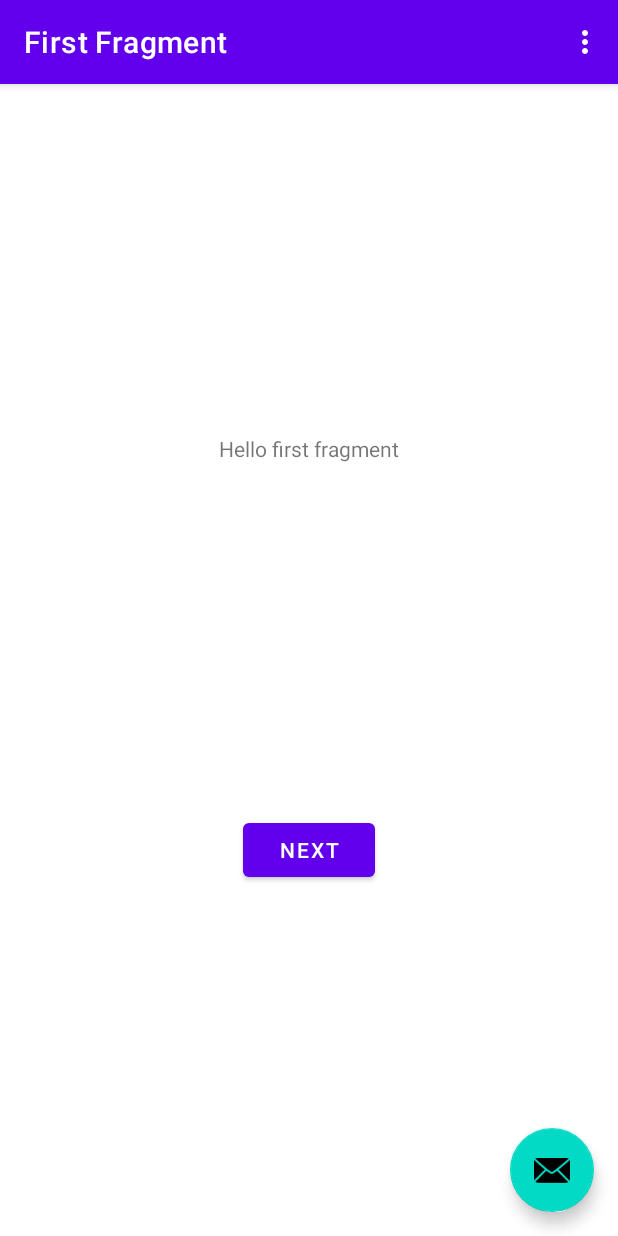
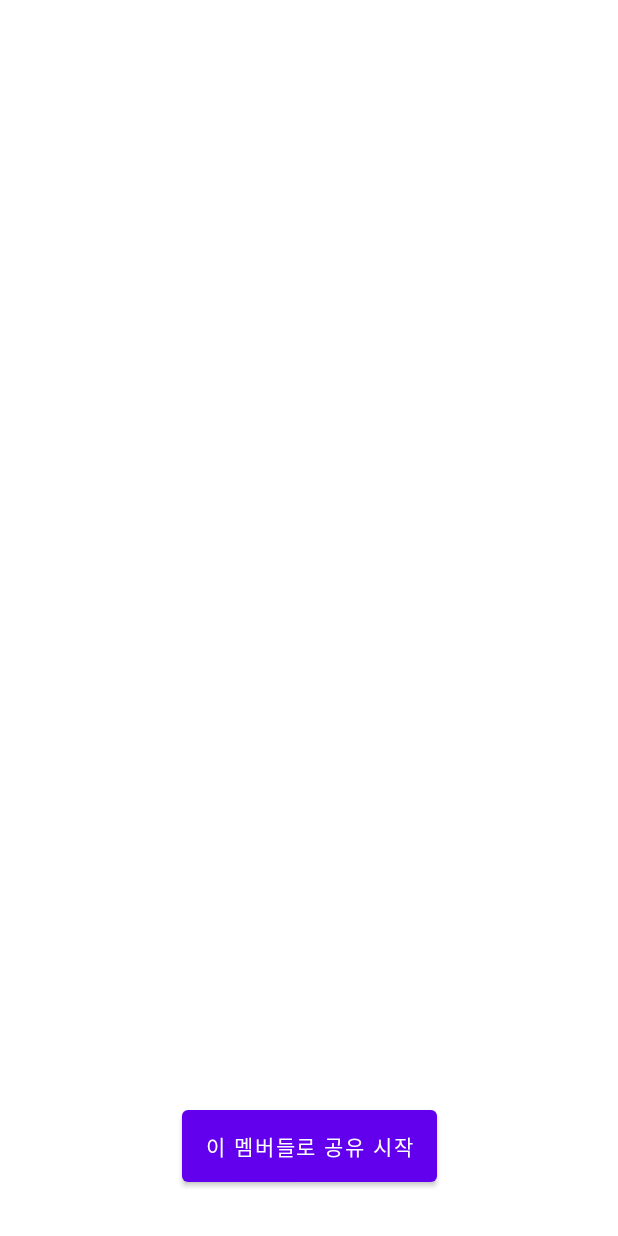
Before and after one commit to flowmiin/Picat, an Android app: the screen it shows after launch (MainActivity), on a phone screen of 412 x 824 dp. Run offline under Robolectric (Android 15) with nearby library versions, the phone set to English and light mode, and no system bars; our stand-ins replace navigation-ui.

Commit message:
chore : "갤러리 앱에서 사진 가져오기"

```diff
--- a/app/build.gradle
+++ b/app/build.gradle
@@ -46,4 +46,8 @@ dependencies {
     testImplementation 'junit:junit:4.13.2'
     androidTestImplementation 'androidx.test.ext:junit:1.1.4'
     androidTestImplementation 'androidx.test.espresso:espresso-core:3.5.0'
+
+    implementation 'androidx.recyclerview:recyclerview:1.2.1' // 리사이클러 뷰 선언
+    implementation 'com.github.bumptech.glide:glide:4.12.0' // Glide 사용하기
+    annotationProcessor 'com.github.bumptech.glide:compiler:4.12.0' // Glide 사용하기
 }
--- a/app/src/main/AndroidManifest.xml
+++ b/app/src/main/AndroidManifest.xml
@@ -1,6 +1,8 @@
 <?xml version="1.0" encoding="utf-8"?>
 <manifest xmlns:android="http://schemas.android.com/apk/res/android"
     xmlns:tools="http://schemas.android.com/tools">
+
+    <uses-permission android:name="android.permission.READ_EXTERNAL_STORAGE" />
 
     <application
         android:allowBackup="true"
@@ -27,6 +29,7 @@
                 android:name="android.app.lib_name"
                 android:value="" />
         </activity>
+        <activity android:name=".SharePictureActivity"></activity>
     </application>
 
 </manifest>
--- a/app/src/main/java/com/tumblers/picat/FirstFragment.kt
+++ /dev/null
@@ -1,44 +0,0 @@
-package com.tumblers.picat
-
-import android.os.Bundle
-import androidx.fragment.app.Fragment
-import android.view.LayoutInflater
-import android.view.View
-import android.view.ViewGroup
-import androidx.navigation.fragment.findNavController
-import com.tumblers.picat.databinding.FragmentFirstBinding
-
-/**
- * A simple [Fragment] subclass as the default destination in the navigation.
- */
-class FirstFragment : Fragment() {
-
-    private var _binding: FragmentFirstBinding? = null
-
-    // This property is only valid between onCreateView and
-    // onDestroyView.
-    private val binding get() = _binding!!
-
-    override fun onCreateView(
-        inflater: LayoutInflater, container: ViewGroup?,
-        savedInstanceState: Bundle?
-    ): View? {
-
-        _binding = FragmentFirstBinding.inflate(inflater, container, false)
-        return binding.root
-
-    }
-
-    override fun onViewCreated(view: View, savedInstanceState: Bundle?) {
-        super.onViewCreated(view, savedInstanceState)
-
-        binding.buttonFirst.setOnClickListener {
-            findNavController().navigate(R.id.action_FirstFragment_to_SecondFragment)
-        }
-    }
-
-    override fun onDestroyView() {
-        super.onDestroyView()
-        _binding = null
-    }
-}
--- a/app/src/main/java/com/tumblers/picat/MainActivity.kt
+++ b/app/src/main/java/com/tumblers/picat/MainActivity.kt
@@ -1,5 +1,6 @@
 package com.tumblers.picat
 
+import android.content.Intent
 import android.os.Bundle
 import com.google.android.material.snackbar.Snackbar
 import androidx.appcompat.app.AppCompatActivity
@@ -13,46 +14,15 @@ import com.tumblers.picat.databinding.ActivityMainBinding
 
 class MainActivity : AppCompatActivity() {
 
-    private lateinit var appBarConfiguration: AppBarConfiguration
-    private lateinit var binding: ActivityMainBinding
-
     override fun onCreate(savedInstanceState: Bundle?) {
         super.onCreate(savedInstanceState)
 
-        binding = ActivityMainBinding.inflate(layoutInflater)
+        val binding = ActivityMainBinding.inflate(layoutInflater)
         setContentView(binding.root)
 
-        setSupportActionBar(binding.toolbar)
-
-        val navController = findNavController(R.id.nav_host_fragment_content_main)
-        appBarConfiguration = AppBarConfiguration(navController.graph)
-        setupActionBarWithNavController(navController, appBarConfiguration)
-
-        binding.fab.setOnClickListener { view ->
-            Snackbar.make(view, "Replace with your own action", Snackbar.LENGTH_LONG)
-                .setAction("Action", null).show()
+        binding.startShare.setOnClickListener{
+            val intent = Intent(this, SharePictureActivity::class.java)
+            startActivity(intent)
         }
     }
-
-    override fun onCreateOptionsMenu(menu: Menu): Boolean {
-        // Inflate the menu; this adds items to the action bar if it is present.
-        menuInflater.inflate(R.menu.menu_main, menu)
-        return true
-    }
-
-    override fun onOptionsItemSelected(item: MenuItem): Boolean {
-        // Handle action bar item clicks here. The action bar will
-        // automatically handle clicks on the Home/Up button, so long
-        // as you specify a parent activity in AndroidManifest.xml.
-        return when (item.itemId) {
-            R.id.action_settings -> true
-            else -> super.onOptionsItemSelected(item)
-        }
-    }
-
-    override fun onSupportNavigateUp(): Boolean {
-        val navController = findNavController(R.id.nav_host_fragment_content_main)
-        return navController.navigateUp(appBarConfiguration)
-                || super.onSupportNavigateUp()
-    }
 }
--- a/app/src/main/res/layout/activity_main.xml
+++ b/app/src/main/res/layout/activity_main.xml
@@ -1,34 +1,22 @@
 <?xml version="1.0" encoding="utf-8"?>
-<androidx.coordinatorlayout.widget.CoordinatorLayout xmlns:android="http://schemas.android.com/apk/res/android"
+<androidx.constraintlayout.widget.ConstraintLayout
+    xmlns:android="http://schemas.android.com/apk/res/android"
     xmlns:app="http://schemas.android.com/apk/res-auto"
     xmlns:tools="http://schemas.android.com/tools"
     android:layout_width="match_parent"
     android:layout_height="match_parent"
     tools:context=".MainActivity">
 
-    <com.google.android.material.appbar.AppBarLayout
-        android:layout_width="match_parent"
-        android:layout_height="wrap_content"
-        android:theme="@style/Theme.Picat.AppBarOverlay">
+    <Button
+        android:id="@+id/start_share"
+        android:layout_width="wrap_content"
+        android:layout_height="60dp"
+        android:text="이 멤버들로 공유 시작"
+        android:layout_marginBottom="30dp"
+        app:layout_constraintBottom_toBottomOf="parent"
+        app:layout_constraintLeft_toLeftOf="parent"
+        app:layout_constraintRight_toRightOf="parent" />
 
-        <androidx.appcompat.widget.Toolbar
-            android:id="@+id/toolbar"
-            android:layout_width="match_parent"
-            android:layout_height="?attr/actionBarSize"
-            android:background="?attr/colorPrimary"
-            app:popupTheme="@style/Theme.Picat.PopupOverlay" />
 
-    </com.google.android.material.appbar.AppBarLayout>
 
-    <include layout="@layout/content_main" />
-
-    <com.google.android.material.floatingactionbutton.FloatingActionButton
-        android:id="@+id/fab"
-        android:layout_width="wrap_content"
-        android:layout_height="wrap_content"
-        android:layout_gravity="bottom|end"
-        android:layout_marginEnd="@dimen/fab_margin"
-        android:layout_marginBottom="16dp"
-        app:srcCompat="@android:drawable/ic_dialog_email" />
-
-</androidx.coordinatorlayout.widget.CoordinatorLayout>
+</androidx.constraintlayout.widget.ConstraintLayout>
--- a/app/src/main/res/layout/content_main.xml
+++ /dev/null
@@ -1,19 +0,0 @@
-<?xml version="1.0" encoding="utf-8"?>
-<androidx.constraintlayout.widget.ConstraintLayout xmlns:android="http://schemas.android.com/apk/res/android"
-    xmlns:app="http://schemas.android.com/apk/res-auto"
-    android:layout_width="match_parent"
-    android:layout_height="match_parent"
-    app:layout_behavior="@string/appbar_scrolling_view_behavior">
-
-    <fragment
-        android:id="@+id/nav_host_fragment_content_main"
-        android:name="androidx.navigation.fragment.NavHostFragment"
-        android:layout_width="0dp"
-        android:layout_height="0dp"
-        app:defaultNavHost="true"
-        app:layout_constraintBottom_toBottomOf="parent"
-        app:layout_constraintEnd_toEndOf="parent"
-        app:layout_constraintStart_toStartOf="parent"
-        app:layout_constraintTop_toTopOf="parent"
-        app:navGraph="@navigation/nav_graph" />
-</androidx.constraintlayout.widget.ConstraintLayout>
--- a/app/src/main/res/layout/fragment_first.xml
+++ /dev/null
@@ -1,28 +0,0 @@
-<?xml version="1.0" encoding="utf-8"?>
-<androidx.constraintlayout.widget.ConstraintLayout xmlns:android="http://schemas.android.com/apk/res/android"
-    xmlns:app="http://schemas.android.com/apk/res-auto"
-    xmlns:tools="http://schemas.android.com/tools"
-    android:layout_width="match_parent"
-    android:layout_height="match_parent"
-    tools:context=".FirstFragment">
-
-    <TextView
-        android:id="@+id/textview_first"
-        android:layout_width="wrap_content"
-        android:layout_height="wrap_content"
-        android:text="@string/hello_first_fragment"
-        app:layout_constraintBottom_toTopOf="@id/button_first"
-        app:layout_constraintEnd_toEndOf="parent"
-        app:layout_constraintStart_toStartOf="parent"
-        app:layout_constraintTop_toTopOf="parent" />
-
-    <Button
-        android:id="@+id/button_first"
-        android:layout_width="wrap_content"
-        android:layout_height="wrap_content"
-        android:text="@string/next"
-        app:layout_constraintBottom_toBottomOf="parent"
-        app:layout_constraintEnd_toEndOf="parent"
-        app:layout_constraintStart_toStartOf="parent"
-        app:layout_constraintTop_toBottomOf="@id/textview_first" />
-</androidx.constraintlayout.widget.ConstraintLayout>
```
Also changed, not shown: app/src/main/java/com/tumblers/picat/PictureAdapter.kt (added, +44 -0 lines), app/src/main/java/com/tumblers/picat/SecondFragment.kt (deleted, +0 -44 lines), app/src/main/java/com/tumblers/picat/SharePictureActivity.kt (added, +81 -0 lines), app/src/main/res/layout/fragment_second.xml (deleted, +0 -27 lines), app/src/main/res/layout/item_picture.xml (added, +16 -0 lines), app/src/main/res/layout/share_picture.xml (added, +39 -0 lines).
